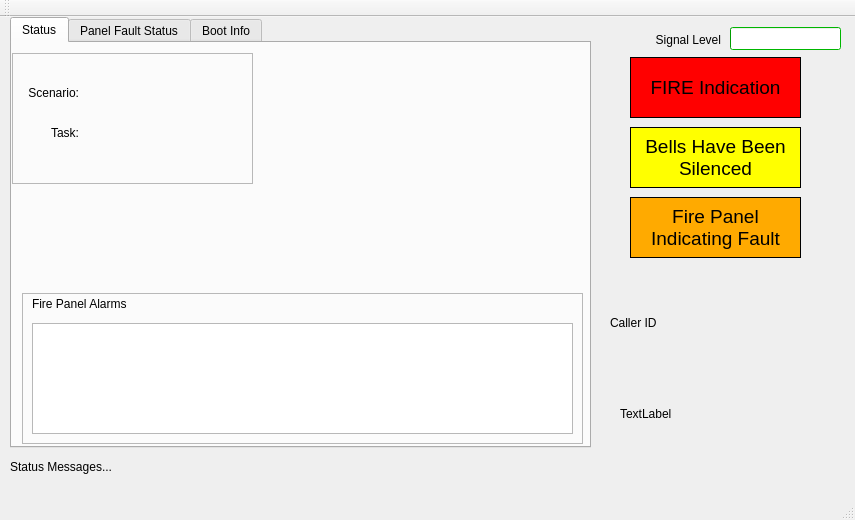
philmacu/Azure, file MainWindow.ui: the form before one commit.
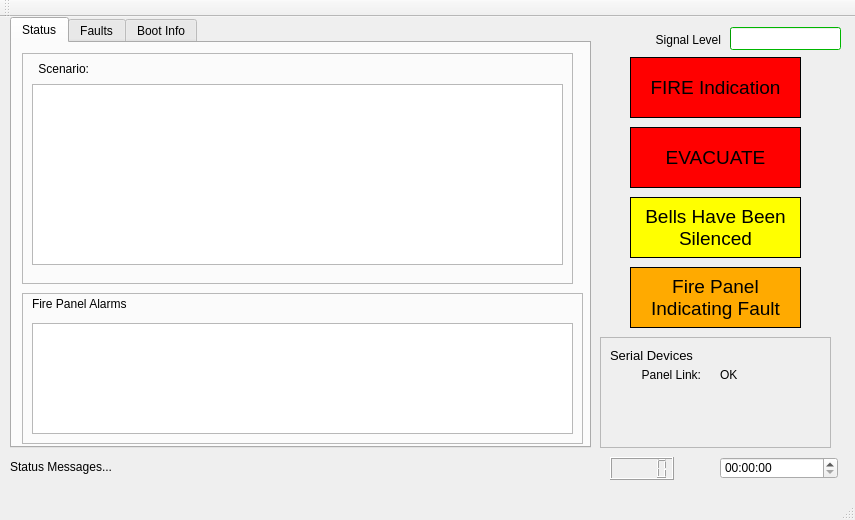
The form after the commit. The open tabs and pages were chosen to show the change.

Diff of the .ui file:
```diff
--- a/MainWindow.ui
+++ b/MainWindow.ui
@@ -19,7 +19,7 @@
      <rect>
       <x>10</x>
       <y>440</y>
-      <width>831</width>
+      <width>571</width>
       <height>20</height>
      </rect>
     </property>
@@ -464,38 +464,6 @@
      <string/>
     </property>
    </widget>
-   <widget class="QLabel" name="caller">
-    <property name="geometry">
-     <rect>
-      <x>610</x>
-      <y>290</y>
-      <width>111</width>
-      <height>31</height>
-     </rect>
-    </property>
-    <property name="text">
-     <string>Caller ID</string>
-    </property>
-   </widget>
-   <widget class="QLabel" name="smsBody">
-    <property name="geometry">
-     <rect>
-      <x>620</x>
-      <y>390</y>
-      <width>221</width>
-      <height>71</height>
-     </rect>
-    </property>
-    <property name="text">
-     <string>TextLabel</string>
-    </property>
-    <property name="alignment">
-     <set>Qt::AlignLeading|Qt::AlignLeft|Qt::AlignTop</set>
-    </property>
-    <property name="wordWrap">
-     <bool>true</bool>
-    </property>
-   </widget>
    <widget class="QTabWidget" name="infoPage">
     <property name="geometry">
      <rect>
@@ -524,10 +492,10 @@
      <widget class="QFrame" name="frame">
       <property name="geometry">
        <rect>
-        <x>0</x>
+        <x>10</x>
         <y>10</y>
-        <width>241</width>
-        <height>131</height>
+        <width>551</width>
+        <height>231</height>
        </rect>
       </property>
       <property name="frameShape">
@@ -536,31 +504,20 @@
       <property name="frameShadow">
        <enum>QFrame::Raised</enum>
       </property>
-      <widget class="QLabel" name="label">
-       <property name="geometry">
-        <rect>
-         <x>16</x>
-         <y>70</y>
-         <width>51</width>
-         <height>20</height>
-        </rect>
-       </property>
-       <property name="text">
-        <string>Task:</string>
-       </property>
-       <property name="alignment">
-        <set>Qt::AlignRight|Qt::AlignTrailing|Qt::AlignVCenter</set>
-       </property>
-      </widget>
       <widget class="QLabel" name="labelCurrentTask">
        <property name="geometry">
         <rect>
          <x>80</x>
          <y>60</y>
-         <width>161</width>
+         <width>131</width>
          <height>31</height>
         </rect>
        </property>
+       <property name="font">
+        <font>
+         <pointsize>12</pointsize>
+        </font>
+       </property>
        <property name="text">
         <string/>
        </property>
@@ -569,11 +526,16 @@
        <property name="geometry">
         <rect>
          <x>80</x>
-         <y>20</y>
-         <width>161</width>
+         <y>0</y>
+         <width>461</width>
          <height>31</height>
         </rect>
        </property>
+       <property name="font">
+        <font>
+         <pointsize>12</pointsize>
+        </font>
+       </property>
        <property name="text">
         <string/>
        </property>
@@ -582,9 +544,9 @@
        <property name="geometry">
         <rect>
          <x>-4</x>
-         <y>30</y>
+         <y>0</y>
          <width>71</width>
-         <height>20</height>
+         <height>31</height>
         </rect>
        </property>
        <property name="text">
@@ -594,6 +556,21 @@
         <set>Qt::AlignRight|Qt::AlignTrailing|Qt::AlignVCenter</set>
        </property>
       </widget>
+      <widget class="QListWidget" name="listScenario">
+       <property name="geometry">
+        <rect>
+         <x>10</x>
+         <y>31</y>
+         <width>531</width>
+         <height>181</height>
+        </rect>
+       </property>
+       <property name="font">
+        <font>
+         <pointsize>14</pointsize>
+        </font>
+       </property>
+      </widget>
      </widget>
      <widget class="QFrame" name="frame_2">
       <property name="geometry">
@@ -640,7 +617,7 @@
     </widget>
     <widget class="QWidget" name="tab_3">
      <attribute name="title">
-      <string>Panel Fault Status</string>
+      <string>Faults</string>
      </attribute>
      <widget class="QFrame" name="frame_3">
       <property name="geometry">
@@ -721,7 +698,7 @@
     <property name="geometry">
      <rect>
       <x>630</x>
-      <y>110</y>
+      <y>180</y>
       <width>171</width>
       <height>61</height>
      </rect>
@@ -1166,7 +1143,7 @@
     <property name="geometry">
      <rect>
       <x>630</x>
-      <y>180</y>
+      <y>250</y>
       <width>171</width>
       <height>61</height>
      </rect>
@@ -2052,6 +2029,537 @@
      <bool>true</bool>
     </property>
    </widget>
+   <widget class="QLabel" name="evacuate">
+    <property name="geometry">
+     <rect>
+      <x>630</x>
+      <y>110</y>
+      <width>171</width>
+      <height>61</height>
+     </rect>
+    </property>
+    <property name="palette">
+     <palette>
+      <active>
+       <colorrole role="WindowText">
+        <brush brushstyle="SolidPattern">
+         <color alpha="255">
+          <red>0</red>
+          <green>0</green>
+          <blue>0</blue>
+         </color>
+        </brush>
+       </colorrole>
+       <colorrole role="Button">
+        <brush brushstyle="SolidPattern">
+         <color alpha="255">
+          <red>255</red>
+          <green>0</green>
+          <blue>0</blue>
+         </color>
+        </brush>
+       </colorrole>
+       <colorrole role="Light">
+        <brush brushstyle="SolidPattern">
+         <color alpha="255">
+          <red>255</red>
+          <green>127</green>
+          <blue>127</blue>
+         </color>
+        </brush>
+       </colorrole>
+       <colorrole role="Midlight">
+        <brush brushstyle="SolidPattern">
+         <color alpha="255">
+          <red>255</red>
+          <green>63</green>
+          <blue>63</blue>
+         </color>
+        </brush>
+       </colorrole>
+       <colorrole role="Dark">
+        <brush brushstyle="SolidPattern">
+         <color alpha="255">
+          <red>127</red>
+          <green>0</green>
+          <blue>0</blue>
+         </color>
+        </brush>
+       </colorrole>
+       <colorrole role="Mid">
+        <brush brushstyle="SolidPattern">
+         <color alpha="255">
+          <red>170</red>
+          <green>0</green>
+          <blue>0</blue>
+         </color>
+        </brush>
+       </colorrole>
+       <colorrole role="Text">
+        <brush brushstyle="SolidPattern">
+         <color alpha="255">
+          <red>0</red>
+          <green>0</green>
+          <blue>0</blue>
+         </color>
+        </brush>
+       </colorrole>
+       <colorrole role="BrightText">
+        <brush brushstyle="SolidPattern">
+         <color alpha="255">
+          <red>255</red>
+          <green>255</green>
+          <blue>255</blue>
+         </color>
+        </brush>
+       </colorrole>
+       <colorrole role="ButtonText">
+        <brush brushstyle="SolidPattern">
+         <color alpha="255">
+          <red>0</red>
+          <green>0</green>
+          <blue>0</blue>
+         </color>
+        </brush>
+       </colorrole>
+       <colorrole role="Base">
+        <brush brushstyle="SolidPattern">
+         <color alpha="255">
+          <red>255</red>
+          <green>255</green>
+          <blue>255</blue>
+         </color>
+        </brush>
+       </colorrole>
+       <colorrole role="Window">
+        <brush brushstyle="SolidPattern">
+         <color alpha="255">
+          <red>255</red>
+          <green>0</green>
+          <blue>0</blue>
+         </color>
+        </brush>
+       </colorrole>
+       <colorrole role="Shadow">
+        <brush brushstyle="SolidPattern">
+         <color alpha="255">
+          <red>0</red>
+          <green>0</green>
+          <blue>0</blue>
+         </color>
+        </brush>
+       </colorrole>
+       <colorrole role="AlternateBase">
+        <brush brushstyle="SolidPattern">
+         <color alpha="255">
+          <red>255</red>
+          <green>127</green>
+          <blue>127</blue>
+         </color>
+        </brush>
+       </colorrole>
+       <colorrole role="ToolTipBase">
+        <brush brushstyle="SolidPattern">
+         <color alpha="255">
+          <red>255</red>
+          <green>255</green>
+          <blue>220</blue>
+         </color>
+        </brush>
+       </colorrole>
+       <colorrole role="ToolTipText">
+        <brush brushstyle="SolidPattern">
+         <color alpha="255">
+          <red>0</red>
+          <green>0</green>
+          <blue>0</blue>
+         </color>
+        </brush>
+       </colorrole>
+      </active>
+      <inactive>
+       <colorrole role="WindowText">
+        <brush brushstyle="SolidPattern">
+         <color alpha="255">
+          <red>0</red>
+          <green>0</green>
+          <blue>0</blue>
+         </color>
+        </brush>
+       </colorrole>
+       <colorrole role="Button">
+        <brush brushstyle="SolidPattern">
+         <color alpha="255">
+          <red>255</red>
+          <green>0</green>
+          <blue>0</blue>
+         </color>
+        </brush>
+       </colorrole>
+       <colorrole role="Light">
+        <brush brushstyle="SolidPattern">
+         <color alpha="255">
+          <red>255</red>
+          <green>127</green>
+          <blue>127</blue>
+         </color>
+        </brush>
+       </colorrole>
+       <colorrole role="Midlight">
+        <brush brushstyle="SolidPattern">
+         <color alpha="255">
+          <red>255</red>
+          <green>63</green>
+          <blue>63</blue>
+         </color>
+        </brush>
+       </colorrole>
+       <colorrole role="Dark">
+        <brush brushstyle="SolidPattern">
+         <color alpha="255">
+          <red>127</red>
+          <green>0</green>
+          <blue>0</blue>
+         </color>
+        </brush>
+       </colorrole>
+       <colorrole role="Mid">
+        <brush brushstyle="SolidPattern">
+         <color alpha="255">
+          <red>170</red>
+          <green>0</green>
+          <blue>0</blue>
+         </color>
+        </brush>
+       </colorrole>
+       <colorrole role="Text">
+        <brush brushstyle="SolidPattern">
+         <color alpha="255">
+          <red>0</red>
+          <green>0</green>
+          <blue>0</blue>
+         </color>
+        </brush>
+       </colorrole>
+       <colorrole role="BrightText">
+        <brush brushstyle="SolidPattern">
+         <color alpha="255">
+          <red>255</red>
+          <green>255</green>
+          <blue>255</blue>
+         </color>
+        </brush>
+       </colorrole>
+       <colorrole role="ButtonText">
+        <brush brushstyle="SolidPattern">
+         <color alpha="255">
+          <red>0</red>
+          <green>0</green>
+          <blue>0</blue>
+         </color>
+        </brush>
+       </colorrole>
+       <colorrole role="Base">
+        <brush brushstyle="SolidPattern">
+         <color alpha="255">
+          <red>255</red>
+          <green>255</green>
+          <blue>255</blue>
+         </color>
+        </brush>
+       </colorrole>
+       <colorrole role="Window">
+        <brush brushstyle="SolidPattern">
+         <color alpha="255">
+          <red>255</red>
+          <green>0</green>
+          <blue>0</blue>
+         </color>
+        </brush>
+       </colorrole>
+       <colorrole role="Shadow">
+        <brush brushstyle="SolidPattern">
+         <color alpha="255">
+          <red>0</red>
+          <green>0</green>
+          <blue>0</blue>
+         </color>
+        </brush>
+       </colorrole>
+       <colorrole role="AlternateBase">
+        <brush brushstyle="SolidPattern">
+         <color alpha="255">
+          <red>255</red>
+          <green>127</green>
+          <blue>127</blue>
+         </color>
+        </brush>
+       </colorrole>
+       <colorrole role="ToolTipBase">
+        <brush brushstyle="SolidPattern">
+         <color alpha="255">
+          <red>255</red>
+          <green>255</green>
+          <blue>220</blue>
+         </color>
+        </brush>
+       </colorrole>
+       <colorrole role="ToolTipText">
+        <brush brushstyle="SolidPattern">
+         <color alpha="255">
+          <red>0</red>
+          <green>0</green>
+          <blue>0</blue>
+         </color>
+        </brush>
+       </colorrole>
+      </inactive>
+      <disabled>
+       <colorrole role="WindowText">
+        <brush brushstyle="SolidPattern">
+         <color alpha="255">
+          <red>127</red>
+          <green>0</green>
+          <blue>0</blue>
+         </color>
+        </brush>
+       </colorrole>
+       <colorrole role="Button">
+        <brush brushstyle="SolidPattern">
+         <color alpha="255">
+          <red>255</red>
+          <green>0</green>
+          <blue>0</blue>
+         </color>
+        </brush>
+       </colorrole>
+       <colorrole role="Light">
+        <brush brushstyle="SolidPattern">
+         <color alpha="255">
+          <red>255</red>
+          <green>127</green>
+          <blue>127</blue>
+         </color>
+        </brush>
+       </colorrole>
+       <colorrole role="Midlight">
+        <brush brushstyle="SolidPattern">
+         <color alpha="255">
+          <red>255</red>
+          <green>63</green>
+          <blue>63</blue>
+         </color>
+        </brush>
+       </colorrole>
+       <colorrole role="Dark">
+        <brush brushstyle="SolidPattern">
+         <color alpha="255">
+          <red>127</red>
+          <green>0</green>
+          <blue>0</blue>
+         </color>
+        </brush>
+       </colorrole>
+       <colorrole role="Mid">
+        <brush brushstyle="SolidPattern">
+         <color alpha="255">
+          <red>170</red>
+          <green>0</green>
+          <blue>0</blue>
+         </color>
+        </brush>
+       </colorrole>
+       <colorrole role="Text">
+        <brush brushstyle="SolidPattern">
+         <color alpha="255">
+          <red>127</red>
+          <green>0</green>
+          <blue>0</blue>
+         </color>
+        </brush>
+       </colorrole>
+       <colorrole role="BrightText">
+        <brush brushstyle="SolidPattern">
+         <color alpha="255">
+          <red>255</red>
+          <green>255</green>
+          <blue>255</blue>
+         </color>
+        </brush>
+       </colorrole>
+       <colorrole role="ButtonText">
+        <brush brushstyle="SolidPattern">
+         <color alpha="255">
+          <red>127</red>
+          <green>0</green>
+          <blue>0</blue>
+         </color>
+        </brush>
+       </colorrole>
+       <colorrole role="Base">
+        <brush brushstyle="SolidPattern">
+         <color alpha="255">
+          <red>255</red>
+          <green>0</green>
+          <blue>0</blue>
+         </color>
+        </brush>
+       </colorrole>
+       <colorrole role="Window">
+        <brush brushstyle="SolidPattern">
+         <color alpha="255">
+          <red>255</red>
+          <green>0</green>
+          <blue>0</blue>
+         </color>
+        </brush>
+       </colorrole>
+       <colorrole role="Shadow">
+        <brush brushstyle="SolidPattern">
+         <color alpha="255">
+          <red>0</red>
+          <green>0</green>
+          <blue>0</blue>
+         </color>
+        </brush>
+       </colorrole>
+       <colorrole role="AlternateBase">
+        <brush brushstyle="SolidPattern">
+         <color alpha="255">
+          <red>255</red>
+          <green>0</green>
+          <blue>0</blue>
+         </color>
+        </brush>
+       </colorrole>
+       <colorrole role="ToolTipBase">
+        <brush brushstyle="SolidPattern">
+         <color alpha="255">
+          <red>255</red>
+          <green>255</green>
+          <blue>220</blue>
+         </color>
+        </brush>
+       </colorrole>
+       <colorrole role="ToolTipText">
+        <brush brushstyle="SolidPattern">
+         <color alpha="255">
+          <red>0</red>
+          <green>0</green>
+          <blue>0</blue>
+         </color>
+        </brush>
+       </colorrole>
+      </disabled>
+     </palette>
+    </property>
+    <property name="font">
+     <font>
+      <pointsize>14</pointsize>
+     </font>
+    </property>
+    <property name="autoFillBackground">
+     <bool>true</bool>
+    </property>
+    <property name="frameShape">
+     <enum>QFrame::Panel</enum>
+    </property>
+    <property name="text">
+     <string>EVACUATE</string>
+    </property>
+    <property name="alignment">
+     <set>Qt::AlignCenter</set>
+    </property>
+    <property name="wordWrap">
+     <bool>true</bool>
+    </property>
+   </widget>
+   <widget class="QFrame" name="frame_5">
+    <property name="geometry">
+     <rect>
+      <x>600</x>
+      <y>320</y>
+      <width>231</width>
+      <height>111</height>
+     </rect>
+    </property>
+    <property name="frameShape">
+     <enum>QFrame::StyledPanel</enum>
+    </property>
+    <property name="frameShadow">
+     <enum>QFrame::Raised</enum>
+    </property>
+    <widget class="QLabel" name="label_7">
+     <property name="geometry">
+      <rect>
+       <x>10</x>
+       <y>10</y>
+       <width>171</width>
+       <height>16</height>
+      </rect>
+     </property>
+     <property name="font">
+      <font>
+       <pointsize>10</pointsize>
+      </font>
+     </property>
+     <property name="text">
+      <string>Serial Devices</string>
+     </property>
+    </widget>
+    <widget class="QLabel" name="label_8">
+     <property name="geometry">
+      <rect>
+       <x>10</x>
+       <y>30</y>
+       <width>91</width>
+       <height>16</height>
+      </rect>
+     </property>
+     <property name="text">
+      <string>Panel Link:</string>
+     </property>
+     <property name="alignment">
+      <set>Qt::AlignRight|Qt::AlignTrailing|Qt::AlignVCenter</set>
+     </property>
+    </widget>
+    <widget class="QLabel" name="panelLinkState">
+     <property name="geometry">
+      <rect>
+       <x>120</x>
+       <y>30</y>
+       <width>61</width>
+       <height>16</height>
+      </rect>
+     </property>
+     <property name="text">
+      <string>OK</string>
+     </property>
+    </widget>
+   </widget>
+   <widget class="QTimeEdit" name="timeEdit">
+    <property name="geometry">
+     <rect>
+      <x>720</x>
+      <y>440</y>
+      <width>118</width>
+      <height>22</height>
+     </rect>
+    </property>
+    <property name="currentSection">
+     <enum>QDateTimeEdit::HourSection</enum>
+    </property>
+   </widget>
+   <widget class="QLCDNumber" name="lcdNumber">
+    <property name="geometry">
+     <rect>
+      <x>610</x>
+      <y>440</y>
+      <width>64</width>
+      <height>23</height>
+     </rect>
+    </property>
+   </widget>
   </widget>
   <widget class="QMenuBar" name="menuBar">
    <property name="geometry">
```
Left out of the diff: 116 changed lines with no effect on the pictures.
